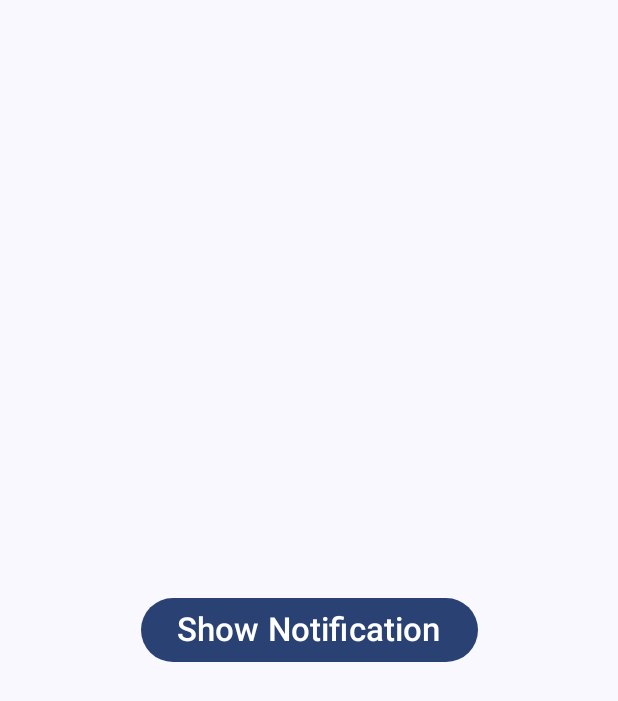
After one commit to liar88828/overview-jetpack-component, an Android app built with Jetpack Compose: the composable MyNotification shown on its own in the app's theme, on a phone screen of 412 x 824 dp. The commit adds this screen. Shown: the top 701 px of the screen. Run offline under Robolectric (Android 15) with nearby library versions, the phone set to English and light mode, and no system bars.

Commit message:
feat: Implement MyNotification composable
This commit introduces a new composable function called `MyNotification`.

- The `MyNotification` function displays a button
 to trigger a notification.
- It uses `NotificationService` to create and show the notification.
- For Android 13 and above, it requests notification permission using `rememberPermissionState`.
- The composable includes a button to request notification permission if not granted.
- The notification button is displayed below
 the permission button with a spacer.

```diff
--- a/app/build.gradle.kts
+++ b/app/build.gradle.kts
@@ -55,4 +55,8 @@ dependencies {
 	androidTestImplementation(libs.androidx.ui.test.junit4)
 	debugImplementation(libs.androidx.ui.tooling)
 	debugImplementation(libs.androidx.ui.test.manifest)
+//
+	implementation(
+		"com.google.accompanist:accompanist-permissions:0.32.0"
+	)
 }
--- a/app/src/main/AndroidManifest.xml
+++ b/app/src/main/AndroidManifest.xml
@@ -2,7 +2,11 @@
 <manifest xmlns:android="http://schemas.android.com/apk/res/android"
     xmlns:tools="http://schemas.android.com/tools">
 
+    <uses-permission android:name="android.permission.INTERNET" />
+    <uses-permission android:name="android.permission.POST_NOTIFICATIONS" />
+
     <application
+        android:name=".MyApplication"
         android:allowBackup="true"
         android:dataExtractionRules="@xml/data_extraction_rules"
         android:fullBackupContent="@xml/backup_rules"
--- /dev/null
+++ b/app/src/main/java/com/tutor/overview_jetpack_component/screen/notification_screen/MyNotification.kt
@@ -0,0 +1,58 @@
+package com.tutor.overview_jetpack_component.screen.notification_screen
+
+import android.Manifest
+import android.content.Context
+import android.os.Build
+import androidx.compose.foundation.layout.Box
+import androidx.compose.foundation.layout.Column
+import androidx.compose.foundation.layout.Spacer
+import androidx.compose.foundation.layout.fillMaxSize
+import androidx.compose.foundation.layout.fillMaxWidth
+import androidx.compose.foundation.layout.size
+import androidx.compose.material3.Button
+import androidx.compose.material3.OutlinedButton
+import androidx.compose.material3.Text
+import androidx.compose.runtime.Composable
+import androidx.compose.ui.Alignment
+import androidx.compose.ui.Modifier
+import androidx.compose.ui.unit.dp
+import androidx.compose.ui.unit.sp
+import com.google.accompanist.permissions.ExperimentalPermissionsApi
+import com.google.accompanist.permissions.isGranted
+import com.google.accompanist.permissions.rememberPermissionState
+
+@Composable
+@OptIn(ExperimentalPermissionsApi::class)
+fun MyNotification(context: Context) {
+	val notification = NotificationService(context)
+	Box(
+		modifier = Modifier.fillMaxSize(),
+		contentAlignment = Alignment.Center
+	) {
+		Column(
+			modifier = Modifier.fillMaxWidth(),
+			horizontalAlignment = Alignment.CenterHorizontally,
+		) {
+			if (Build.VERSION.SDK_INT >= Build.VERSION_CODES.TIRAMISU) {
+				val permissionStateException = rememberPermissionState(
+					permission = Manifest.permission.POST_NOTIFICATIONS
+				)
+				if (!permissionStateException.status.isGranted) {
+					OutlinedButton(onClick = { permissionStateException.launchPermissionRequest() }) {
+						Text(
+							text = "Allow Notification",
+							fontSize = 22.sp
+						)
+					}
+				}
+			}
+			Spacer(modifier = Modifier.size(16.dp))
+			Button(onClick = { notification.showNotification() }) {
+				Text(
+					text = "Show Notification",
+					fontSize = 22.sp
+				)
+			}
+		}
+	}
+}
--- /dev/null
+++ b/app/src/main/java/com/tutor/overview_jetpack_component/screen/notification_screen/notification_service.kt
@@ -0,0 +1,41 @@
+package com.tutor.overview_jetpack_component.screen.notification_screen
+
+import android.app.NotificationManager
+import android.app.PendingIntent
+import android.content.Context
+import android.content.Intent
+import androidx.core.app.NotificationCompat
+import com.tutor.overview_jetpack_component.MainActivity
+import com.tutor.overview_jetpack_component.R
+
+const val NOTIFICATION_CHANNEL_ID = "ch-1"
+const val NOTIFICATION_CHANNEL_NAME = "Basic Notification"
+const val NOTIFICATION_ID = 100
+const val REQUEST_CODE = 200
+
+class NotificationService(
+	private val context: Context
+) {
+	private val notificationManager =
+		context.getSystemService(Context.NOTIFICATION_SERVICE) as NotificationManager
+	private val myIntent = Intent(context, MainActivity::class.java)
+	private val pendingIntent = PendingIntent.getActivity(
+		context,
+		REQUEST_CODE,
+		myIntent,
+		PendingIntent.FLAG_IMMUTABLE,
+	)
+
+	fun showNotification() {
+		val notification =
+			NotificationCompat.Builder(context, NOTIFICATION_CHANNEL_ID)
+				.setSmallIcon(R.drawable.ic_launcher_background)
+				.setContentTitle("Test")
+				.setContentText("Hello")
+				.setPriority(NotificationCompat.PRIORITY_HIGH)
+				.setContentIntent(pendingIntent)
+				.build()
+		notificationManager.notify(NOTIFICATION_ID, notification)
+	}
+
+}
```
Also changed, not shown: app/src/main/java/com/tutor/overview_jetpack_component/MainActivity.kt (+37 -3 lines), app/src/main/java/com/tutor/overview_jetpack_component/MyApplication.kt (added, +20 -0 lines).
